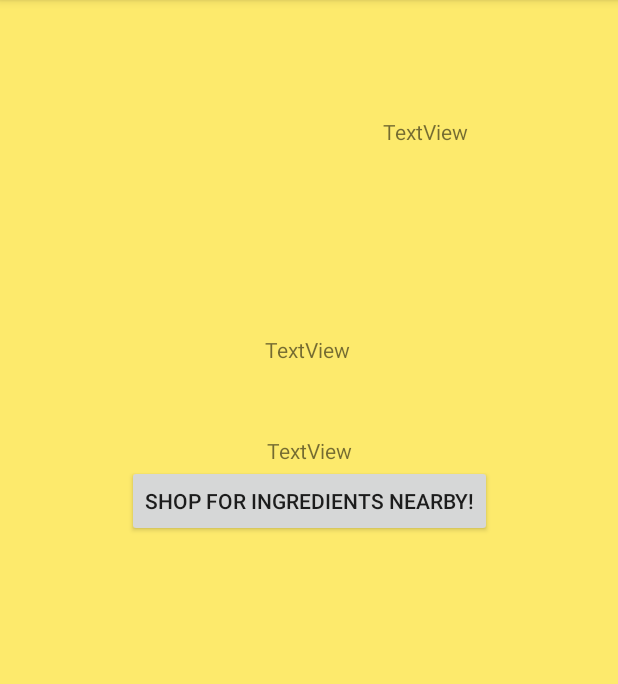
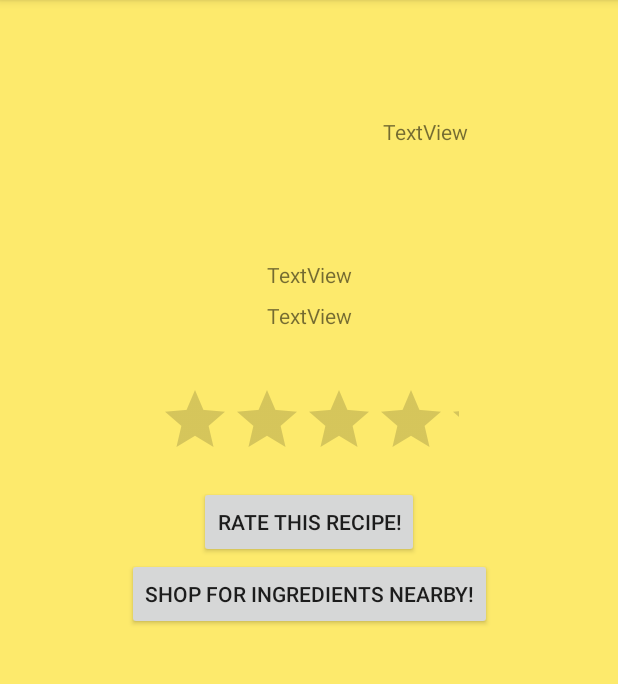
Before and after one commit to anterados/KitchenBuddy, an Android app: the RecipeActivity screen opened directly, with no data from a screen before it, on a phone screen of 412 x 824 dp, the part 84-768 px from its top. Run offline under Robolectric (Android 15) with nearby library versions, the phone set to English and light mode, and no system bars; our stand-ins replace Firebase (no records; nobody signed in at launch, a user with empty details on screens opened directly), Picasso; pictures from the network do not load; 1 statement that could not run was skipped.

Commit message:
deseti-rating write

```diff
--- a/app/build.gradle
+++ b/app/build.gradle
@@ -41,6 +41,7 @@ dependencies {
     implementation 'com.google.code.gson:gson:2.8.6'
     implementation 'com.squareup.picasso:picasso:2.71828'
     implementation 'com.google.android.gms:play-services-location:17.0.0'
+    implementation 'com.google.firebase:firebase-database-ktx:19.4.0'
 
 
 }
--- a/app/src/main/java/com/example/kitchenbuddy/HomeAdapter.kt
+++ b/app/src/main/java/com/example/kitchenbuddy/HomeAdapter.kt
@@ -37,12 +37,14 @@ class HomeAdapter(val homeList: HomeList):RecyclerView.Adapter<RecipeHolder>() {
             val intent = Intent(context,RecipeActivity::class.java)
             intent.putExtra("id",recipe.idMeal)
             Log.d("HomeAdapter","${recipe.idMeal}" +"je ID!!!!!!!!!!!!!!!!!!!")
+
             context.startActivity(intent)
         }
     }
 
+
+
 }
 
 class RecipeHolder(val view:View):RecyclerView.ViewHolder(view){
-
 }
--- a/app/src/main/res/layout/activity_recipe.xml
+++ b/app/src/main/res/layout/activity_recipe.xml
@@ -13,25 +13,22 @@
     android:padding="10dp">
     /*//android:layout_width="match_parent"
     //android:layout_height="match_parent"*/
+
     <androidx.constraintlayout.widget.ConstraintLayout
         android:layout_width="match_parent"
         android:layout_height="match_parent"
-    android:orientation="vertical"
-    >
+        android:orientation="vertical">
 
         <TextView
             android:id="@+id/ingredients_textView"
             android:layout_width="wrap_content"
             android:layout_height="wrap_content"
             android:layout_marginTop="8dp"
-        android:layout_marginBottom="8dp"
             android:text="TextView"
-        app:layout_constraintBottom_toBottomOf="parent"
+            app:layout_constraintBottom_toTopOf="@id/recipeText_textView"
             app:layout_constraintEnd_toEndOf="parent"
-        app:layout_constraintHorizontal_bias="0.498"
             app:layout_constraintStart_toStartOf="parent"
-        app:layout_constraintTop_toBottomOf="@+id/recipe_imageView"
-        app:layout_constraintVertical_bias="0.319" />
+            app:layout_constraintTop_toBottomOf="@+id/recipe_imageView" />
 
         <ImageView
             android:id="@+id/recipe_imageView"
@@ -58,9 +55,8 @@
             android:layout_width="wrap_content"
             android:layout_height="wrap_content"
             android:layout_marginTop="8dp"
-        android:layout_marginBottom="8dp"
             android:text="TextView"
-        app:layout_constraintBottom_toBottomOf="parent"
+            app:layout_constraintBottom_toTopOf="@id/ratingBar"
             app:layout_constraintEnd_toEndOf="parent"
             app:layout_constraintStart_toStartOf="parent"
             app:layout_constraintTop_toBottomOf="@+id/ingredients_textView" />
@@ -69,9 +65,34 @@
             android:id="@+id/findStore_button"
             android:layout_width="wrap_content"
             android:layout_height="wrap_content"
+            android:layout_marginBottom="1dp"
             android:text="Shop for ingredients nearby!"
+            app:layout_constraintBottom_toBottomOf="parent"
+            app:layout_constraintEnd_toEndOf="parent"
+            app:layout_constraintStart_toStartOf="parent"
+            app:layout_constraintTop_toBottomOf="@+id/button_rate" />
+
+        <RatingBar
+            android:id="@+id/ratingBar"
+            android:layout_width="200dp"
+            android:layout_height="44dp"
+            android:layout_marginTop="36dp"
+            android:numStars="5"
+            app:layout_constraintBottom_toTopOf="@id/button_rate"
             app:layout_constraintEnd_toEndOf="parent"
             app:layout_constraintStart_toStartOf="parent"
             app:layout_constraintTop_toBottomOf="@+id/recipeText_textView" />
+
+        <Button
+            android:id="@+id/button_rate"
+            android:layout_width="wrap_content"
+            android:layout_height="wrap_content"
+            android:layout_marginTop="24dp"
+            android:text="Rate this recipe!"
+            app:layout_constraintBottom_toTopOf="@id/findStore_button"
+            app:layout_constraintEnd_toEndOf="parent"
+            app:layout_constraintStart_toStartOf="parent"
+            app:layout_constraintTop_toBottomOf="@+id/ratingBar" />
+
     </androidx.constraintlayout.widget.ConstraintLayout>
 </ScrollView>
```
Also changed, not shown: app/src/main/java/com/example/kitchenbuddy/MainActivity.kt (+24 -0 lines), app/src/main/java/com/example/kitchenbuddy/RecipeActivity.kt (+22 -0 lines). Lines whose indentation alone changed are shown as unchanged.
